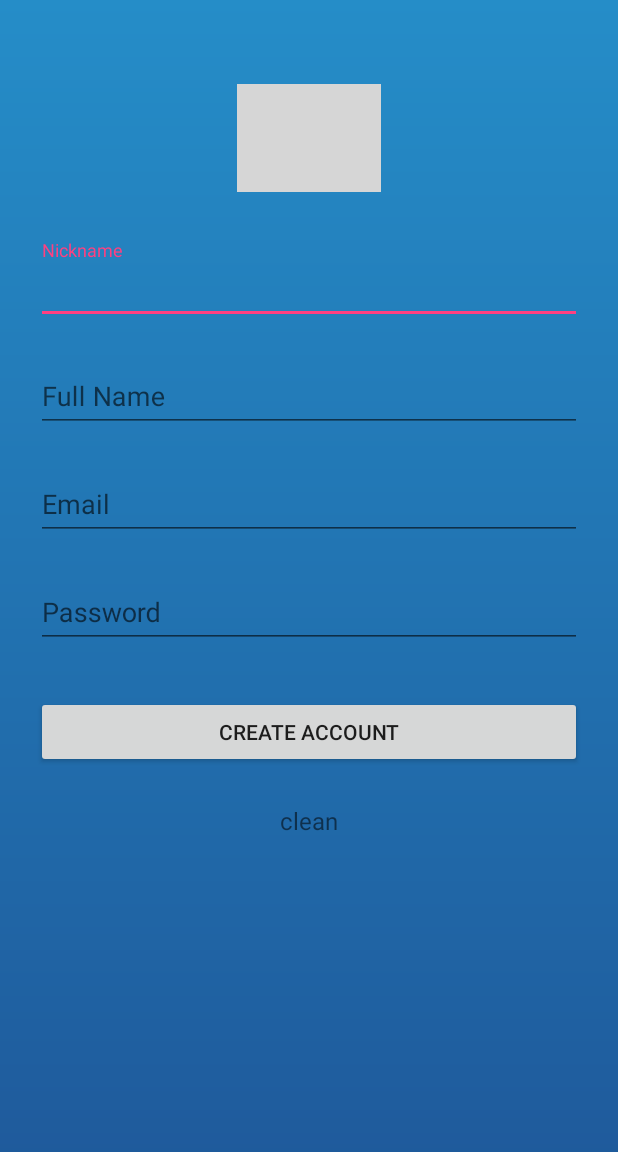
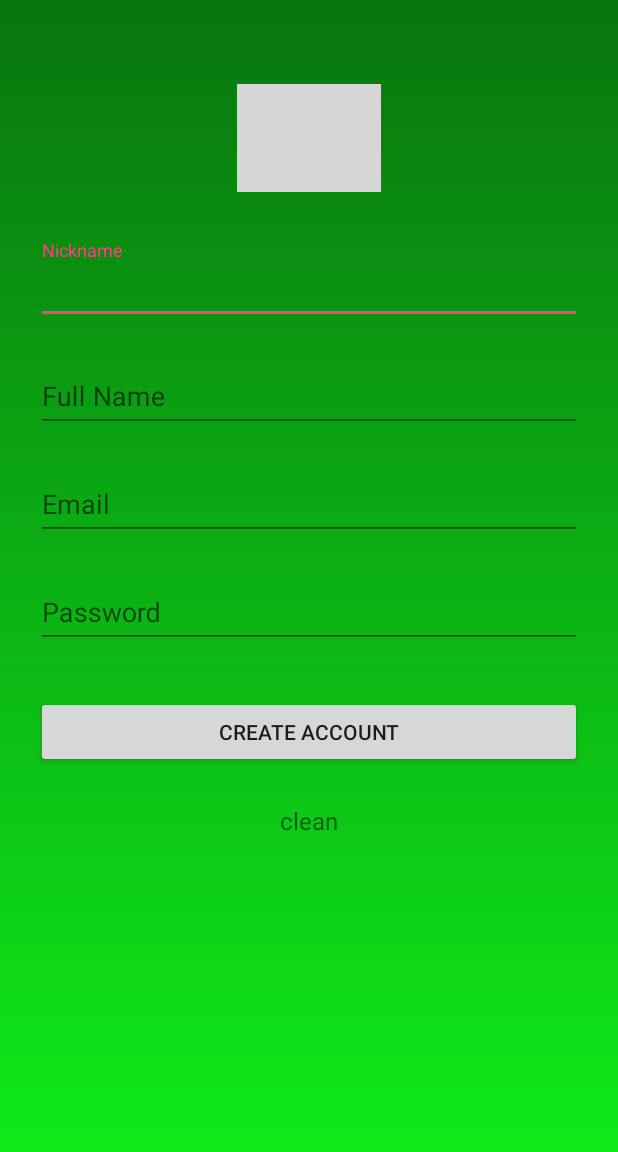
Before and after one commit to KarinBrisker/java-application, an Android app: the layout activity_signup.xml on its own in the app's theme, with its tools: preview values and no code run, on a phone screen of 412 x 824 dp. Shown: the top 1152 px of the screen. Run offline under Robolectric (Android 15) with nearby library versions, the phone set to English and light mode, and no system bars; grey boxes are pictures that could not be loaded.

Commit message:
changing view fow sign up and log in+splashbg

```diff
--- a/app/src/main/res/drawable/splash_bg.xml
+++ b/app/src/main/res/drawable/splash_bg.xml
@@ -3,7 +3,7 @@
     android:shape="rectangle" >
     <gradient
         android:type="linear"
-        android:endColor="#FF258dc8"
-        android:startColor="#ff1E5799"
+        android:endColor="#09750E"
+        android:startColor="#0FF31A"
         android:angle="90"/>
 </shape>
```
Also changed, not shown: app/src/main/res/layout/activity_lllogin.xml (+11 -4 lines).
